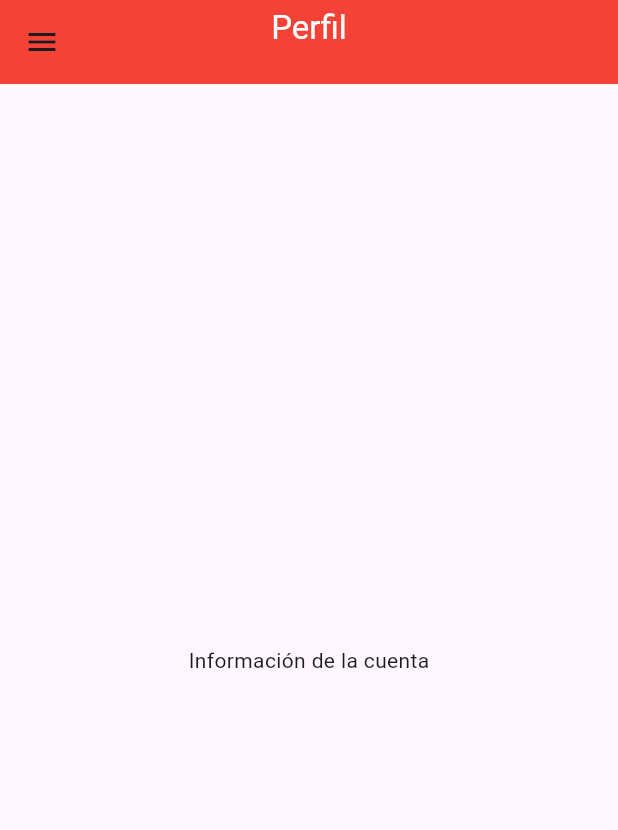
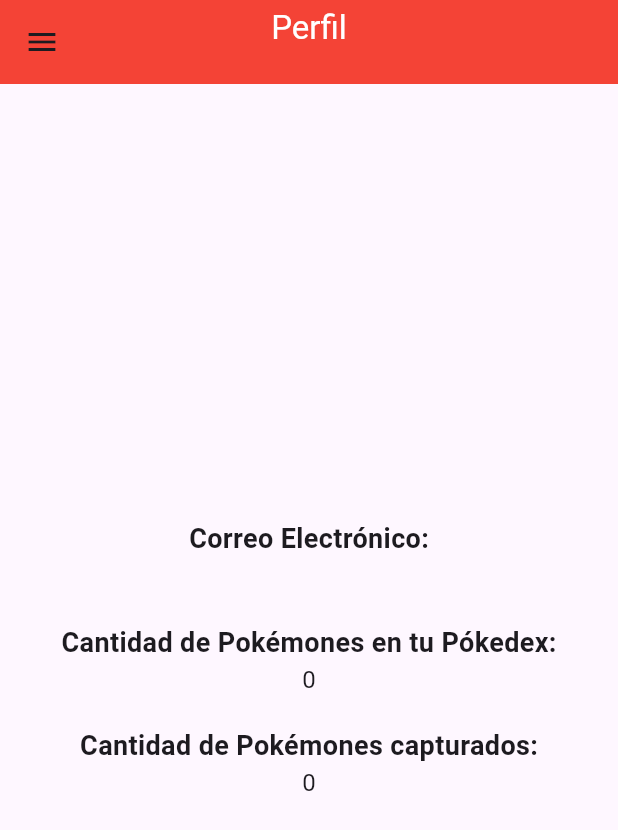
Before and after one commit to aosstu/Pokedex, a Flutter app: the HomePage screen opened directly, on a phone screen of 412 x 824 dp. Shown: the top 830 px of the screen. Run offline on Flutter 3.47's test engine with Material 3 defaults, Android fonts, the phone set to English and light mode, and no system bars; our stand-ins replace cloud_firestore, firebase_auth, firebase_core, firebase_storage, flutter_slidable, material_design_icons_flutter; accounts and stored records are empty; network calls fail.

Commit message:
Cambios estéticos

```diff
--- a/pokedex/lib/pages/details_page.dart
+++ b/pokedex/lib/pages/details_page.dart
@@ -131,8 +131,8 @@ class _DetailsPageState extends State<DetailsPage> {
                 }
               },
               child: Text(widget.pokemon['capturado']
-                  ? 'Liberar Pokémon'
-                  : 'Capturar Pokémon'),
+                  ? 'Liberar Pokemon'
+                  : 'Capturar Pokemon'),
             ),
           ),
         ],
--- a/pokedex/lib/pages/home_page.dart
+++ b/pokedex/lib/pages/home_page.dart
@@ -1,10 +1,13 @@
+import 'package:cloud_firestore/cloud_firestore.dart';
 import 'package:flutter/material.dart';
 import 'package:firebase_auth/firebase_auth.dart';
 import 'package:material_design_icons_flutter/material_design_icons_flutter.dart';
-import 'package:pokedex/pages/drawers/drawer_mis_pokemons.dart';
-import 'package:pokedex/pages/drawers/drawer_pokedex.dart';
+import 'package:pokedex/pages/drawers/mis_pokemons.dart';
+import 'package:pokedex/pages/drawers/pokedex.dart';
 import 'package:pokedex/pages/login.dart';
+import 'package:pokedex/services/firestore_service.dart';
 import 'package:pokedex/widgets/appbar.dart';
+import 'package:pokedex/widgets/drawer.dart';
 
 class HomePage extends StatefulWidget {
   const HomePage({super.key});
@@ -37,6 +40,12 @@ class _HomePageState extends State<HomePage> {
     }
   }
 
+  int cantidadPokemon() {
+    int num = 0;
+
+    return num;
+  }
+
   @override
   Widget build(BuildContext context) {
     return Scaffold(
@@ -48,85 +57,87 @@ class _HomePageState extends State<HomePage> {
 
         //BODY
         body: Center(
-        child: Text('Información de la cuenta'),
+          child: Column(
+            mainAxisAlignment: MainAxisAlignment.center,
+            children: [
+              Text(
+                'Correo Electrónico:',
+                style: TextStyle(fontSize: 18, fontWeight: FontWeight.bold),
               ),
+              Text(
+                '${FirebaseAuth.instance.currentUser!.email}',
+                style: TextStyle(fontSize: 16),
+              ),
+              SizedBox(height: 20),
+              StreamBuilder<QuerySnapshot>(
+                stream: FirebaseFirestore.instance
+                    .collection('pokemones')
+                    .snapshots(),
+                builder: (context, snapshot) {
+                  if (snapshot.hasError) {
+                    return Text('Error: ${snapshot.error}');
+                  }
 
-      //DRAWER
-      drawer: Drawer(
-        backgroundColor: Colors.white,
-        child: ListView(
+                  if (snapshot.connectionState == ConnectionState.waiting) {
+                    return CircularProgressIndicator();
+                  }
+
+                  // Obtiene la cantidad de documentos en la colección
+                  int totalPokemonCount = snapshot.data!.docs.length;
+
+                  return Column(
                     children: [
-            DrawerHeader(
-              child: Column(
+                      Text(
+                        'Cantidad de Pokémones en tu Pókedex:',
+                        style: TextStyle(
+                            fontSize: 18, fontWeight: FontWeight.bold),
+                      ),
+                      Text(
+                        '$totalPokemonCount',
+                        style: TextStyle(fontSize: 16),
+                      ),
+                    ],
+                  );
+                },
+              ),
+              SizedBox(height: 20),
+              StreamBuilder<QuerySnapshot>(
+                stream: FirebaseFirestore.instance
+                    .collection('pokemones')
+                    .where('capturado', isEqualTo: true)
+                    .snapshots(),
+                builder: (context, snapshot) {
+                  if (snapshot.hasError) {
+                    return Text('Error: ${snapshot.error}');
+                  }
+
+                  if (snapshot.connectionState == ConnectionState.waiting) {
+                    return CircularProgressIndicator();
+                  }
+
+                  // Obtiene la cantidad de documentos en la colección filtrada
+                  int capturedPokemonCount = snapshot.data!.docs.length;
+
+                  return Column(
                     children: [
-                  Container(
-                    height: 100,
-                    width: 150,
-                    decoration: BoxDecoration(
-                      shape: BoxShape.circle,
-                      border: Border.all(width: 2.0, color: Colors.red),
+                      Text(
+                        'Cantidad de Pokémones capturados:',
+                        style: TextStyle(
+                            fontSize: 18, fontWeight: FontWeight.bold),
                       ),
+                      Text(
+                        '$capturedPokemonCount',
+                        style: TextStyle(fontSize: 16),
                       ),
-                  Padding(
-                    padding: EdgeInsets.all(4),
-                    child: Text(displayName),
+                    ],
+                  );
+                },
               ),
             ],
           ),
         ),
 
-            //NAVEGACIÓN OTRAS VISTAS
-            ListTile(
-              textColor: Colors.black,
-              iconColor: Colors.red,
-              title: Text('Mis pokemons'),
-              leading: Icon(Icons.person),
-              onTap: () {
-                MaterialPageRoute rutaDrawers = MaterialPageRoute(
-                  builder: (context) {
-                    return DrawerMisPokemons();
-                  },
-                );
-                Navigator.pop(context);
-                Navigator.push(context, rutaDrawers);
-              },
-            ),
-            Divider(),
-            ListTile(
-              textColor: Colors.black,
-              iconColor: Colors.red,
-              title: Text('Pokedex'),
-              leading: Icon(MdiIcons.pokeball),
-              onTap: () {
-                MaterialPageRoute rutaDrawers = MaterialPageRoute(
-                  builder: (context) {
-                    return DrawerPokedex();
-                  },
-                );
-                Navigator.pop(context);
-                Navigator.push(context, rutaDrawers);
-              },
-            ),
-            Divider(),
-            ListTile(
-              textColor: Colors.black,
-              iconColor: Colors.red,
-              title: Text('Cerrar Sesión'),
-              leading: Icon(MdiIcons.exitToApp),
-              onTap: () {
-                FirebaseAuth.instance.signOut();
-                MaterialPageRoute rutaDrawers = MaterialPageRoute(
-                  builder: (context) {
-                    return LoginScreen();
-                  },
-                );
-                Navigator.pop(context);
-                Navigator.push(context, rutaDrawers);
-              },
-            ),
-          ],
-        ),
-      ),
-    );
+        //DRAWER
+        drawer: DrawerWidget());
   }
 }
--- a/pokedex/lib/pages/login.dart
+++ b/pokedex/lib/pages/login.dart
@@ -3,6 +3,7 @@
 import 'package:flutter/material.dart';
 import 'package:firebase_storage/firebase_storage.dart';
 import 'package:firebase_auth/firebase_auth.dart';
+import 'package:pokedex/pages/drawers/mis_pokemons.dart';
 import 'package:pokedex/pages/home_page.dart';
 import 'package:pokedex/pages/register.dart';
 
@@ -164,7 +165,7 @@ class _LoginScreenState extends State<LoginScreen> {
                       Navigator.push(
                         context,
                         MaterialPageRoute(
-                          builder: (context) => const HomePage(),
+                          builder: (context) => MisPokemones(),
                         ),
                       );
                     }
@@ -195,7 +196,6 @@ class _LoginScreenState extends State<LoginScreen> {
                     fontSize: 16.0,
                     color: Color(0xFF030FF8),
                     decoration: TextDecoration.underline,
-
                   ),
                 ),
               ),
```
Also changed, not shown: pokedex/lib/pages/drawers/drawer_mis_pokemons.dart (deleted, +0 -55 lines), pokedex/lib/pages/drawers/mis_pokemons.dart (added, +42 -0 lines), pokedex/lib/pages/drawers/pokedex.dart (renamed from pokedex/lib/pages/drawers/drawer_pokedex.dart, +11 -6 lines), pokedex/lib/widgets/drawer.dart (added, +111 -0 lines), pokedex/lib/widgets/pokemon_list.dart (+110 -3 lines). Lines whose indentation alone changed are shown as unchanged.
